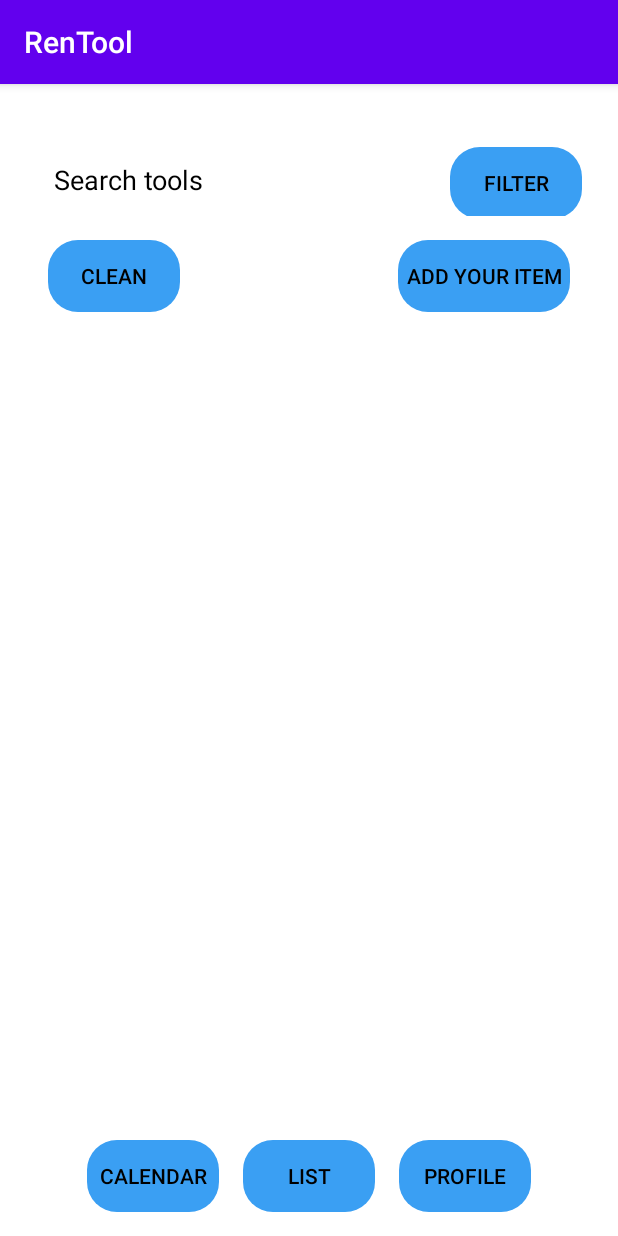
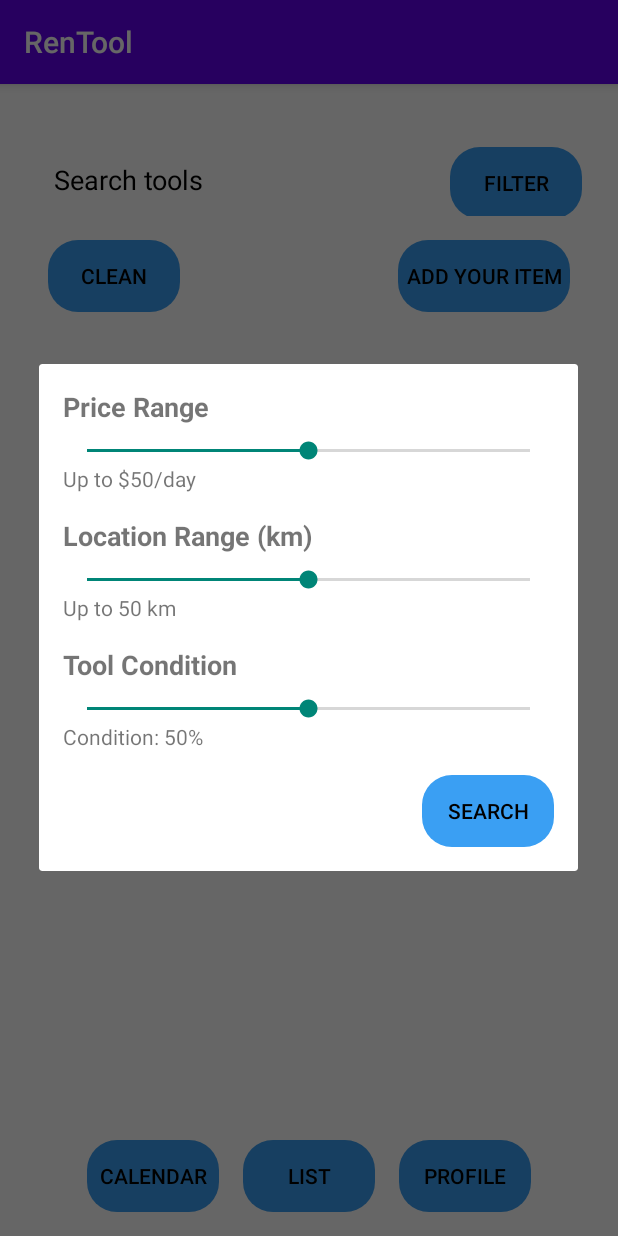
Before and after one commit to StudentMaksym21/RenTool, an Android app built with Jetpack Compose: the ListActivity screen opened directly, with no data from a screen before it, after a tap on "FILTER", on a phone screen of 412 x 824 dp. Run offline under Robolectric (Android 15) with nearby library versions, the light colour scheme and no system bars.

Commit message:
Filter Update

```diff
--- a/app/src/main/java/com/example/toolrentapplication/CalendarActivity.kt
+++ b/app/src/main/java/com/example/toolrentapplication/CalendarActivity.kt
@@ -86,8 +86,13 @@ class CalendarActivity : AppCompatActivity(), OnMapReadyCallback {
         // Add a marker at a sample location and move the camera
         val sampleLocation = LatLng(51.77700400331281, 19.489334002285585) // Example: Łódź, Poland
         googleMap.addMarker(MarkerOptions().position(sampleLocation).title("Sample Location"))
+
+        val samp2 = LatLng(51.77924765428514, 19.492427241510807) // Example: Warsaw, Poland
+        googleMap.addMarker(MarkerOptions().position(samp2).title(""))
+
         googleMap.moveCamera(CameraUpdateFactory.newLatLngZoom(sampleLocation, 10f))
-    }
+
+}
 
     private fun updateRentedToolList() {
         toolsRentedLayout.removeAllViews()
--- a/app/src/main/java/com/example/toolrentapplication/ListActivity.kt
+++ b/app/src/main/java/com/example/toolrentapplication/ListActivity.kt
@@ -1,12 +1,16 @@
 package com.example.toolrentapplication
 
+import android.app.AlertDialog
 import android.content.Intent
 import android.os.Bundle
 import android.view.Gravity
+import android.view.LayoutInflater
 import android.widget.Button
 import android.widget.EditText
 import android.widget.LinearLayout
+import android.widget.SeekBar
 import android.widget.TextView
+import android.widget.Toast
 import androidx.appcompat.app.AppCompatActivity
 import androidx.core.content.ContextCompat
 
@@ -57,8 +61,7 @@ class ListActivity : AppCompatActivity() {
         }
 
         filterButton.setOnClickListener {
-            val query = searchEditText.text.toString()
-            filterTools(query)
+            showFilterDialog()
         }
 
         // Populate tools available for rent
@@ -73,8 +76,9 @@ class ListActivity : AppCompatActivity() {
             val description = data?.getStringExtra("description")
             val price = data?.getStringExtra("price")
             if (name != null && description != null && price != null) {
-                val tool = "$name - $description - $price/day"
+                val tool = "$name - $description - $$price"
                 toolList.add(tool)
+                println("Added tool: $tool") // Log the added tool for debugging
                 updateToolList()
             }
         } else if (requestCode == RENT_TOOL_REQUEST_CODE && resultCode == RESULT_OK) {
@@ -88,6 +92,55 @@ class ListActivity : AppCompatActivity() {
             }
         }
     }
+
+
+    private fun showFilterDialog() {
+        val dialogView = LayoutInflater.from(this).inflate(R.layout.dialog_filter, null)
+        val priceSeekBar: SeekBar = dialogView.findViewById(R.id.priceSeekBar)
+        val priceRangeTextView: TextView = dialogView.findViewById(R.id.priceRangeTextView)
+        val searchButton: Button = dialogView.findViewById(R.id.searchButton)
+
+        val dialog = AlertDialog.Builder(this)
+            .setView(dialogView)
+            .create()
+
+        priceSeekBar.setOnSeekBarChangeListener(object : SeekBar.OnSeekBarChangeListener {
+            override fun onProgressChanged(seekBar: SeekBar?, progress: Int, fromUser: Boolean) {
+                priceRangeTextView.text = "Up to $$progress"
+            }
+            override fun onStartTrackingTouch(seekBar: SeekBar?) {}
+            override fun onStopTrackingTouch(seekBar: SeekBar?) {}
+        })
+
+        searchButton.setOnClickListener {
+            val maxPrice = priceSeekBar.progress
+            filterTools(maxPrice)
+            dialog.dismiss()
+        }
+
+        dialog.show()
+    }
+
+
+
+
+    private fun filterTools(maxPrice: Int) {
+        val priceRegex = Regex("""\$(\d+)""")
+        val filteredList = toolList.filter { tool ->
+            val toolPrice = priceRegex.find(tool)?.groupValues?.get(1)?.toIntOrNull()
+            val isSuitable = toolPrice != null && toolPrice <= maxPrice
+            println("Tool: $tool, Extracted Price: $toolPrice, Suitable: $isSuitable") // Log for debugging
+            isSuitable
+        }
+
+        updateToolList(filteredList)
+    }
+
+
+
+
+
+
 
     private fun addToolItem(name: String, description: String, price: String) {
         val toolItemLayout = LinearLayout(this).apply {
@@ -144,26 +197,6 @@ class ListActivity : AppCompatActivity() {
         toolsAvailableLayout.addView(toolItemLayout)
     }
 
-    private fun filterTools(query: String) {
-        val priceRegex = Regex("""(\d+)/day""")
-        val queryPrice = priceRegex.find(query)?.groupValues?.get(1)?.toIntOrNull()
-        val queryName = query.replace(priceRegex, "").trim()
-
-        val filteredList = toolList.filter { tool ->
-            tool.contains(queryName, ignoreCase = true)
-        }.sortedWith(compareBy {
-            val toolNameMatch = it.contains(queryName, ignoreCase = true)
-            if (queryPrice != null && toolNameMatch) {
-                val toolPrice = priceRegex.find(it)?.groupValues?.get(1)?.toIntOrNull()
-                toolPrice?.let { price -> Math.abs(price - queryPrice) } ?: Int.MAX_VALUE
-            } else {
-                Int.MAX_VALUE
-            }
-        })
-
-        updateToolList(filteredList)
-    }
-
     private fun updateToolList(filteredList: List<String> = toolList) {
         toolsAvailableLayout.removeAllViews()
         for (tool in filteredList) {
--- /dev/null
+++ b/app/src/main/res/layout/dialog_filter.xml
@@ -0,0 +1,87 @@
+<?xml version="1.0" encoding="utf-8"?>
+<LinearLayout xmlns:android="http://schemas.android.com/apk/res/android"
+    android:layout_width="match_parent"
+    android:layout_height="wrap_content"
+    android:orientation="vertical"
+    android:padding="16dp">
+
+    <!-- Price Filter -->
+    <TextView
+        android:layout_width="wrap_content"
+        android:layout_height="wrap_content"
+        android:text="Price Range"
+        android:textSize="18sp"
+        android:textStyle="bold"
+        android:layout_marginBottom="8dp"/>
+
+    <SeekBar
+        android:id="@+id/priceSeekBar"
+        android:layout_width="match_parent"
+        android:layout_height="wrap_content"
+        android:max="100"
+        android:progress="50"/>
+
+    <TextView
+        android:id="@+id/priceRangeTextView"
+        android:layout_width="wrap_content"
+        android:layout_height="wrap_content"
+        android:text="Up to $50/day"
+        android:layout_marginBottom="16dp"/>
+
+    <!-- Location Filter (Non-functional for now) -->
+    <TextView
+        android:layout_width="wrap_content"
+        android:layout_height="wrap_content"
+        android:text="Location Range (km)"
+        android:textSize="18sp"
+        android:textStyle="bold"
+        android:layout_marginBottom="8dp"/>
+
+    <SeekBar
+        android:id="@+id/locationSeekBar"
+        android:layout_width="match_parent"
+        android:layout_height="wrap_content"
+        android:max="100"
+        android:progress="50"/>
+
+    <TextView
+        android:id="@+id/locationRangeTextView"
+        android:layout_width="wrap_content"
+        android:layout_height="wrap_content"
+        android:text="Up to 50 km"
+        android:layout_marginBottom="16dp"/>
+
+    <!-- Condition Filter (Non-functional for now) -->
+    <TextView
+        android:layout_width="wrap_content"
+        android:layout_height="wrap_content"
+        android:text="Tool Condition"
+        android:textSize="18sp"
+        android:textStyle="bold"
+        android:layout_marginBottom="8dp"/>
+
+    <SeekBar
+        android:id="@+id/conditionSeekBar"
+        android:layout_width="match_parent"
+        android:layout_height="wrap_content"
+        android:max="100"
+        android:progress="50"/>
+
+    <TextView
+        android:id="@+id/conditionRangeTextView"
+        android:layout_width="wrap_content"
+        android:layout_height="wrap_content"
+        android:text="Condition: 50%"
+        android:layout_marginBottom="16dp"/>
+
+    <!-- Search Button -->
+    <Button
+        android:id="@+id/searchButton"
+        android:layout_width="wrap_content"
+        android:layout_height="wrap_content"
+        android:text="Search"
+        android:background="@drawable/fields_bg"
+        android:backgroundTint="@color/blue_background"
+        android:textColor="@color/black"
+        android:layout_gravity="end"/>
+</LinearLayout>
```
